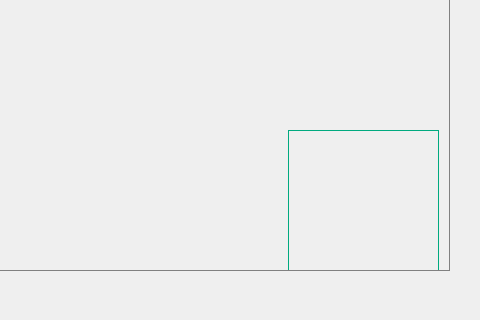
Before: the Qt Designer form qt/t507/all_test.ui in jizizihe/baijie_demo, drawn with Qt 5; both pictures show x 561 to 1041 and y 280 to 600 of the 1041 by 600 pixel window.
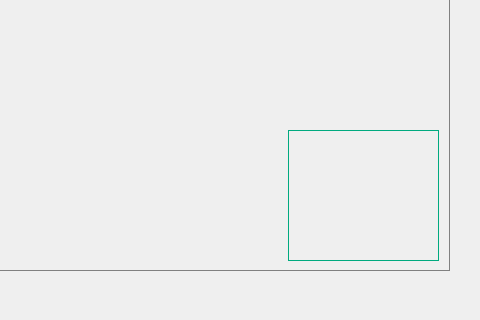
After: the same form once the commit is applied. Icons and pictures are not drawn.

Diff of the .ui file:
```diff
--- a/qt/t507/all_test.ui
+++ b/qt/t507/all_test.ui
@@ -82,7 +82,7 @@
         <x>409</x>
         <y>370</y>
         <width>151</width>
-        <height>141</height>
+        <height>131</height>
        </rect>
       </property>
       <property name="maximumSize">
```
Left out of the diff: 1 changed line with no effect on the pictures.
